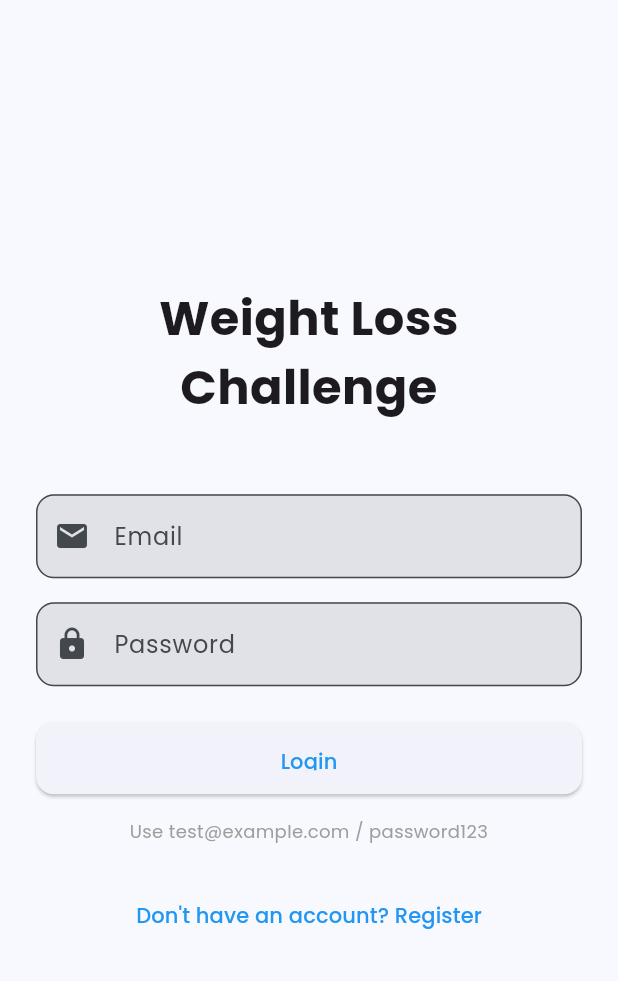
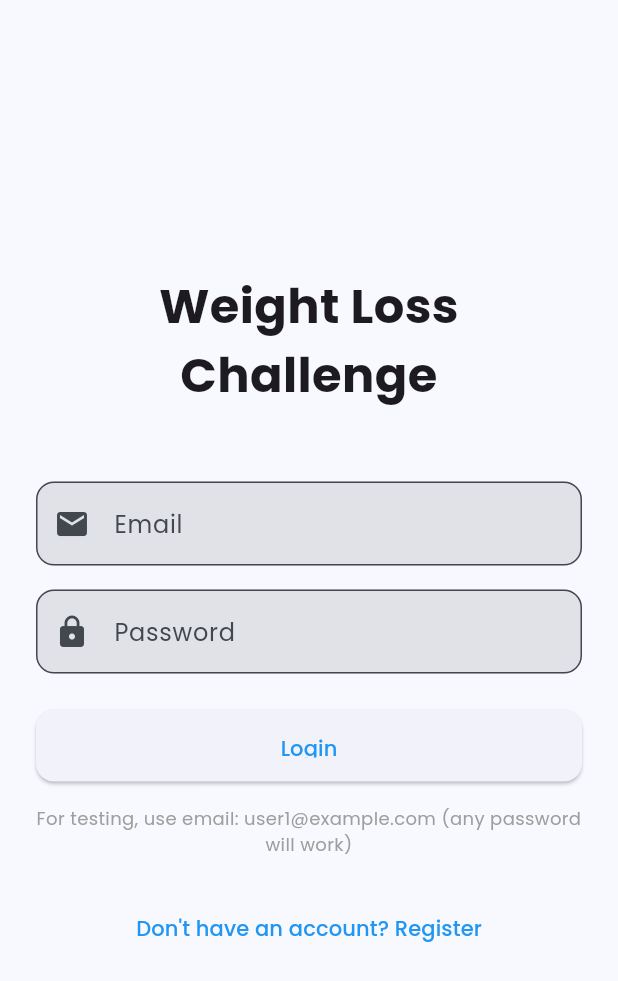
Before and after one commit to azeez148/weight-loss-challenge, a Flutter app: the screen it shows after launch, on a phone screen of 412 x 824 dp. Shown: the top 981 px of the screen. Run offline on Flutter 3.47's test engine with Material 3 defaults, Android fonts, the phone set to English and light mode, and no system bars; our stand-ins replace flutter_animate, google_fonts, share_plus; accounts and stored records are empty.

Commit message:
Fix: Add mock user credentials hint to login screen
This commit adds a hint to the login screen with mock user credentials for easy testing. The previous hint was incorrect and did not reflect the mock data in the backend. The new hint provides a valid mock email and clarifies that any password will work for testing purposes.

```diff
--- a/weight_loss_challenge/lib/screens/auth/login_screen.dart
+++ b/weight_loss_challenge/lib/screens/auth/login_screen.dart
@@ -149,7 +149,7 @@ class _LoginScreenState extends State<LoginScreen> {
                 // Help text
                 if (!_isLoading)
                   const Text(
-                    'Use test@example.com / password123',
+                    'For testing, use email: user1@example.com (any password will work)',
                     textAlign: TextAlign.center,
                     style: TextStyle(
                       fontSize: 12,
```
